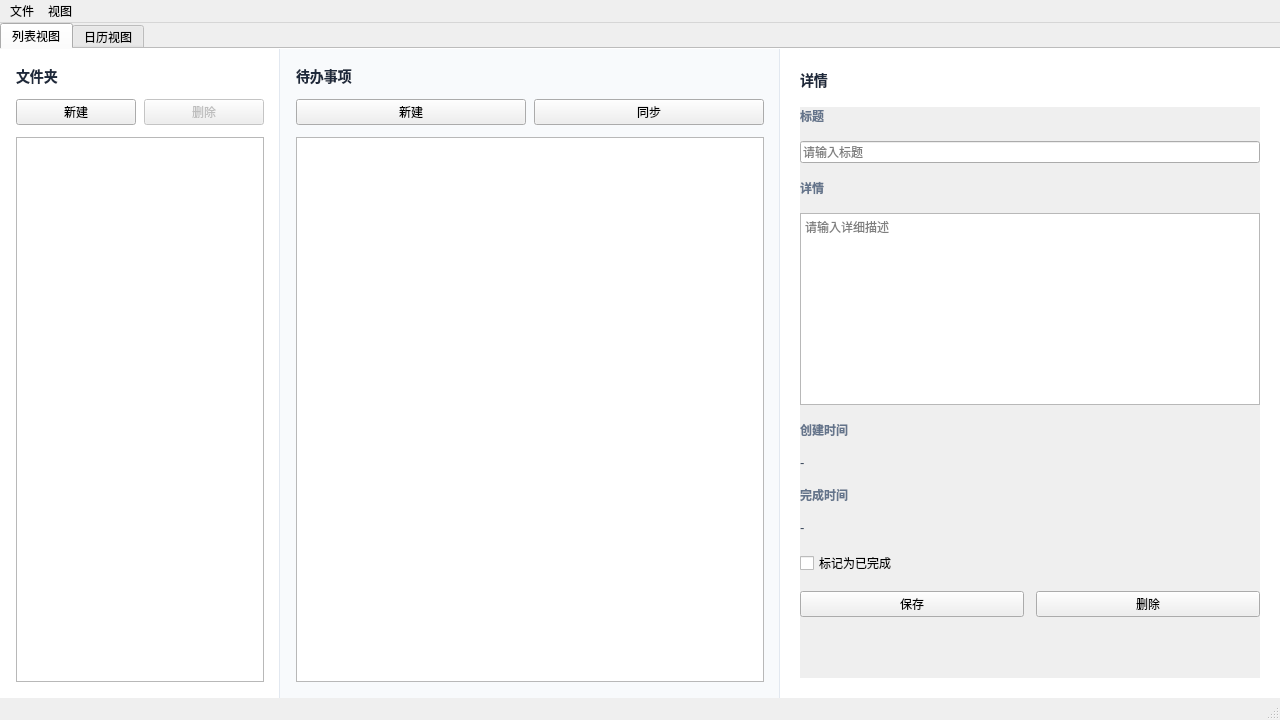
Qt form mainwindow.ui (fhrdr/todolist) before a commit.
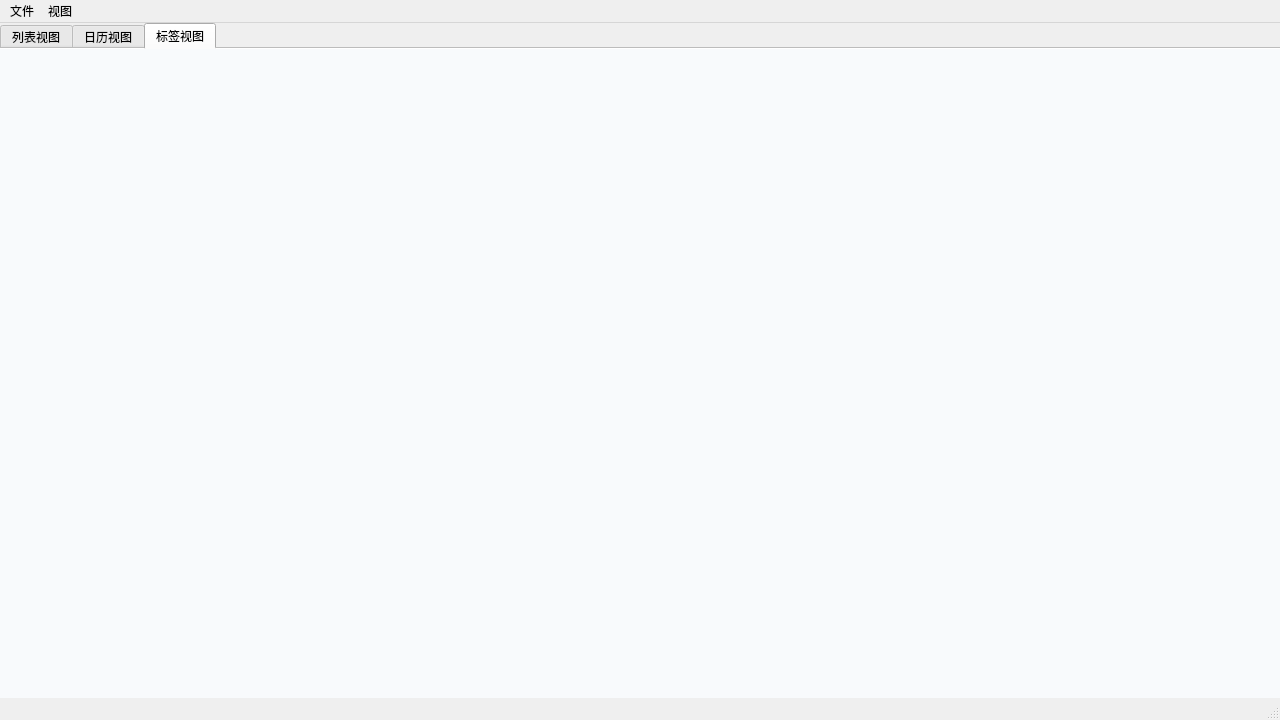
The same form after that commit. The open tabs and pages were chosen to show the change.

Commit message: 调整日历视图，新增标签视图

The edit to the form file:
```diff
--- a/mainwindow.ui
+++ b/mainwindow.ui
@@ -469,6 +469,37 @@
         </item>
        </layout>
       </widget>
+      <widget class="QWidget" name="tagTab">
+       <attribute name="title">
+        <string>标签视图</string>
+       </attribute>
+       <layout class="QVBoxLayout" name="tagTabLayout">
+        <property name="spacing">
+         <number>0</number>
+        </property>
+        <property name="leftMargin">
+         <number>0</number>
+        </property>
+        <property name="topMargin">
+         <number>0</number>
+        </property>
+        <property name="rightMargin">
+         <number>0</number>
+        </property>
+        <property name="bottomMargin">
+         <number>0</number>
+        </property>
+        <item>
+         <widget class="QWidget" name="tagContainer" native="true">
+          <property name="styleSheet">
+           <string notr="true">QWidget#tagContainer {
+    background-color: #f8fafc;
+}</string>
+          </property>
+         </widget>
+        </item>
+       </layout>
+      </widget>
      </widget>
     </item>
    </layout>
```
The commit also changes 39 other files.
